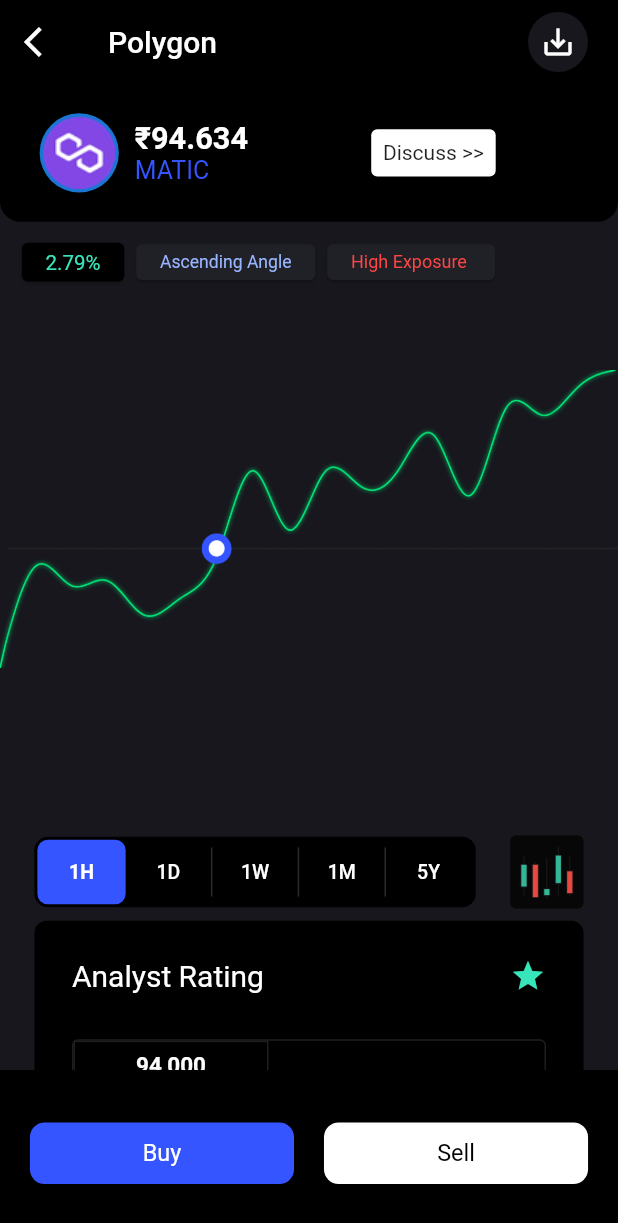
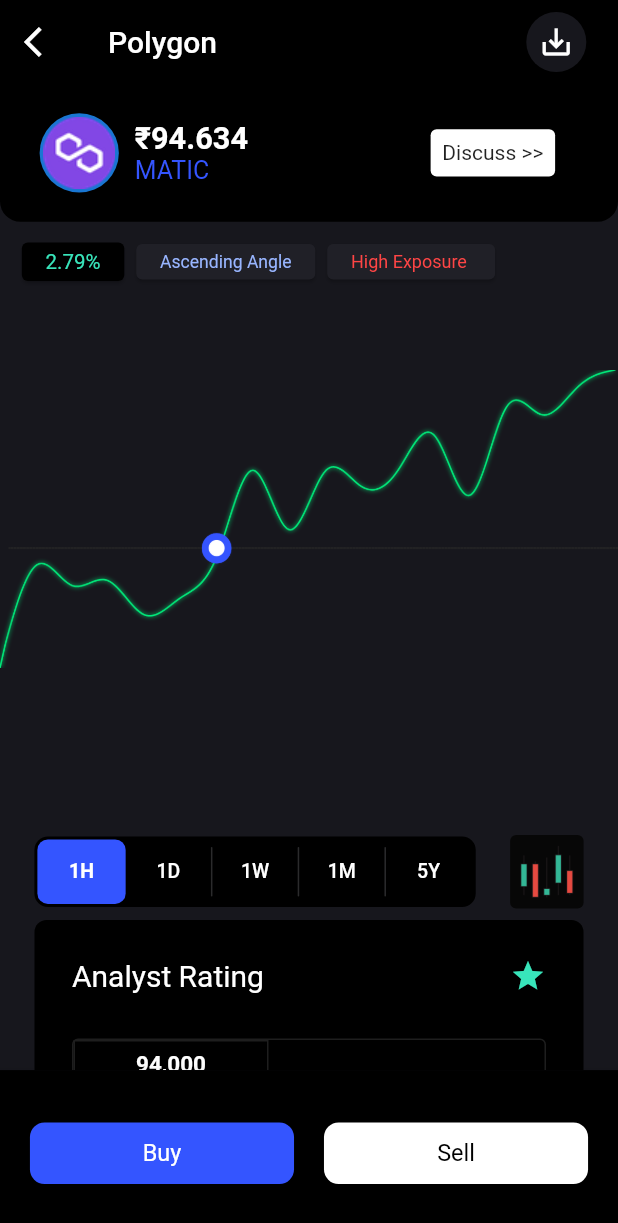
Before and after one commit to Resolute07/Assignment_onFinanace, a Flutter app: the screen it shows after launch, on a phone screen of 412 x 824 dp. Shown: the top 1223 px of the screen. Run offline on Flutter 3.47's test engine with Material 2 defaults, Android fonts, the phone set to English and light mode, and no system bars.

Commit message:
Made main screen responsive

```diff
--- a/lib/Screens/polygon.dart
+++ b/lib/Screens/polygon.dart
@@ -21,6 +21,8 @@
   bool _isTapped = true;
   @override
   Widget build(BuildContext context) {
+    final double width = MediaQuery.of(context).size.width;
+    final double height = MediaQuery.of(context).size.height;
     return SafeArea(
       child: Scaffold(
           backgroundColor: AppColors.primarybackgroundColor,
@@ -43,7 +45,7 @@
                 ),
               ),
               SizedBox(
-                width: 20,
+                width: width / 19.5,
               )
             ],
             backgroundColor: AppColors.primaryColor,
@@ -55,23 +57,23 @@
               children: [
                 PriceSection(),
                 SizedBox(
-                  height: 10,
+                  height: height / 84.4,
                 ),
                 ChartSection(),
                 SizedBox(
-                  height: 7.9,
+                  height: height / 106.83,
                 ),
                 AnalystExpandable(),
                 SizedBox(
-                  height: 39,
+                  height: height / 21.64,
                 ),
                 PortfolioExpanded(),
                 SizedBox(
-                  height: 40,
+                  height: 21.1,
                 ),
                 HistoricalYeildContainer(),
                 SizedBox(
-                  height: 30,
+                  height: height / 28.13,
                 ),
                 AboutSection()
               ],
--- a/lib/widgets/price_section.dart
+++ b/lib/widgets/price_section.dart
@@ -50,7 +50,7 @@
             ],
           ),
           SizedBox(
-            width: height / 10.55,
+            width: height / 7,
           ),
           Card(
             color: AppColors.whiteColor,
```
Also changed, not shown: lib/utils/dimensions.dart (deleted).
